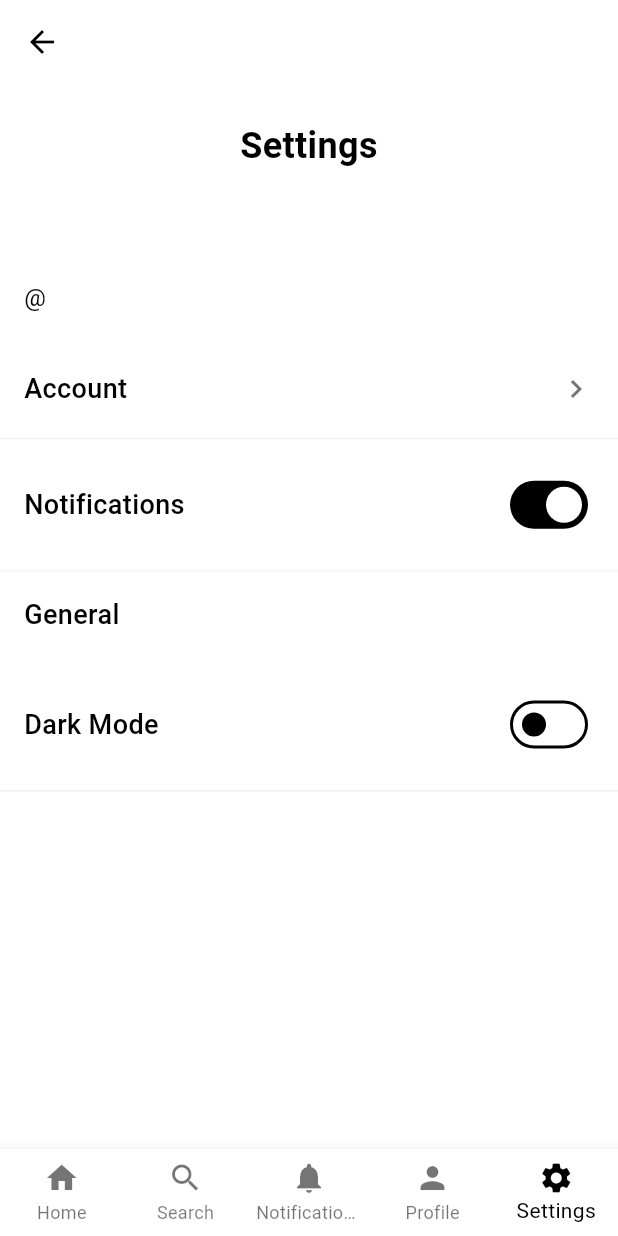
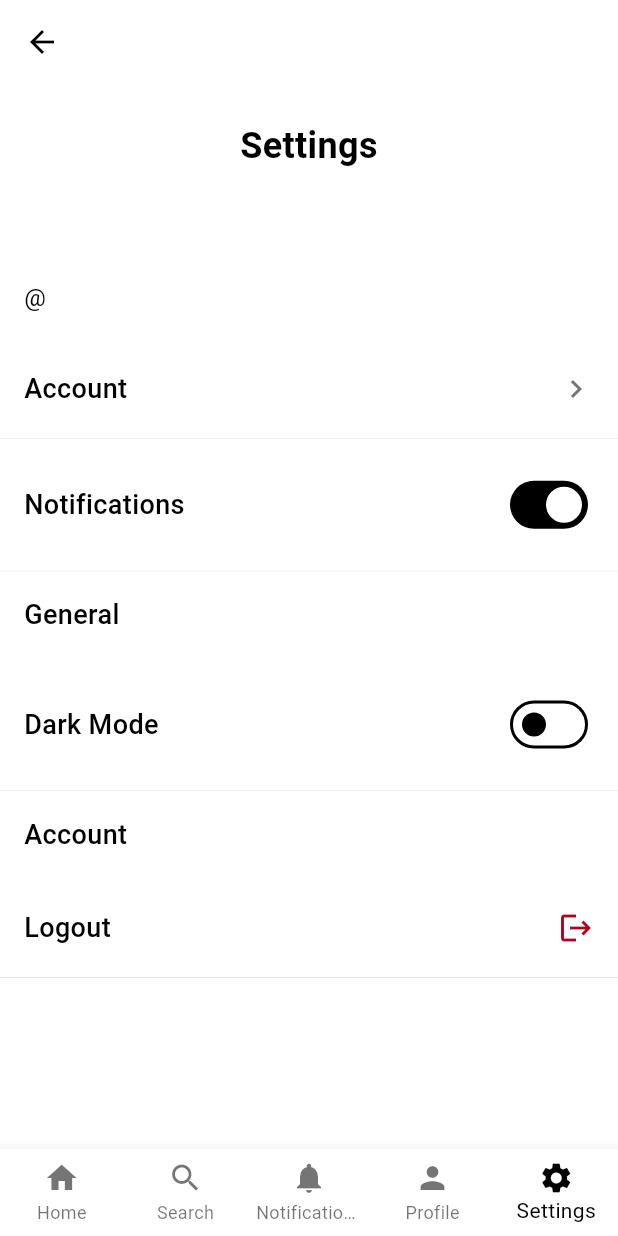
Before and after one commit to ryandong05/app-dev2-project, a Flutter app: the SettingsScreen screen opened by its route, on a phone screen of 412 x 824 dp. Run offline on Flutter 3.47's test engine with Material 3 defaults, Android fonts, the phone set to English and light mode, and no system bars; our stand-ins replace cloud_firestore, firebase_auth, firebase_core, firebase_messaging; missing offline and left inert: firebase_auth_platform_interface; accounts and stored records are empty; generated files the repository leaves out were written again.

Commit message:
Added logout

```diff
--- a/lib/screens/settings_screen.dart
+++ b/lib/screens/settings_screen.dart
@@ -208,6 +208,59 @@ class _SettingsScreenState extends State<SettingsScreen> {
                 ),
                 onTap: () {},
               ),
+
+              // Logout Section
+              Container(
+                width: double.infinity,
+                padding: const EdgeInsets.all(16),
+                color: Theme.of(context).scaffoldBackgroundColor,
+                child: Text(
+                  'Account',
+                  style: TextStyle(
+                    fontSize: 18,
+                    color: Theme.of(context).textTheme.bodySmall?.color,
+                    fontWeight: FontWeight.w500,
+                  ),
+                ),
+              ),
+
+              // Logout Button
+              _buildSettingItem(
+                title: 'Logout',
+                onTap: () async {
+                  final confirmed = await showDialog<bool>(
+                    context: context,
+                    builder: (context) => AlertDialog(
+                      title: const Text('Logout'),
+                      content: const Text('Are you sure you want to logout?'),
+                      actions: [
+                        TextButton(
+                          onPressed: () => Navigator.pop(context, false),
+                          child: const Text('Cancel'),
+                        ),
+                        TextButton(
+                          onPressed: () => Navigator.pop(context, true),
+                          child: const Text('Logout'),
+                        ),
+                      ],
+                    ),
+                  );
+
+                  if (confirmed == true && mounted) {
+                    await _authService.signOut();
+                    if (mounted) {
+                      Navigator.of(context).pushNamedAndRemoveUntil(
+                        '/login',
+                        (route) => false,
+                      );
+                    }
+                  }
+                },
+                trailing: Icon(
+                  Icons.logout,
+                  color: Theme.of(context).colorScheme.error,
+                ),
+              ),
             ],
           ),
           bottomNavigationBar: AppNavigationBar(
```
